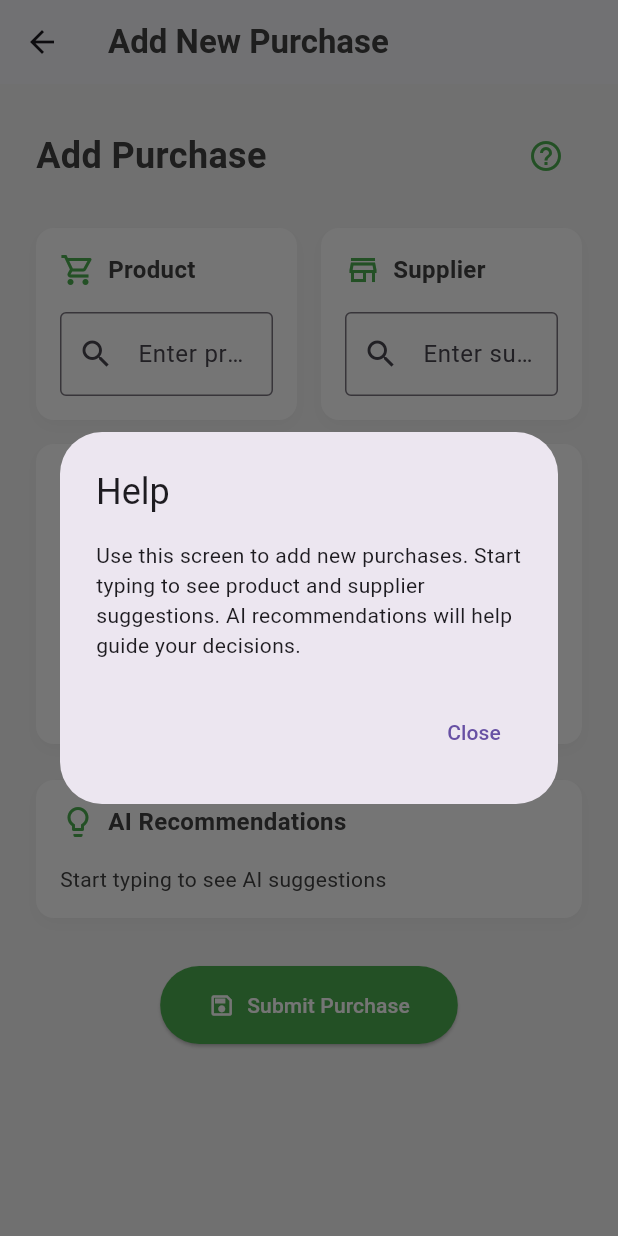
After one commit to fhrabbi555/adonixpossystem, a Flutter app: the WebAddPurchaseScreen screen opened directly, after a tap on the "help outline" icon, on a phone screen of 412 x 824 dp. The commit adds this screen. Run offline on Flutter 3.47's test engine with Material 3 defaults, Android fonts, the phone set to English and light mode, and no system bars; our stand-ins replace fl_chart, get, google_fonts; generated files the repository leaves out were written again.

Commit message:
Complete Add Purchess

```diff
--- /dev/null
+++ b/lib/views/add_purchase/web_add_purchase_screen.dart
@@ -0,0 +1,326 @@
+import 'package:flutter/material.dart';
+
+import '../../utility /app_color.dart';
+
+class WebAddPurchaseScreen extends StatefulWidget {
+  const WebAddPurchaseScreen({Key? key}) : super(key: key);
+
+  @override
+  _WebAddPurchaseScreenState createState() => _WebAddPurchaseScreenState();
+}
+
+class _WebAddPurchaseScreenState extends State<WebAddPurchaseScreen> {
+  String selectedProduct = '';
+  String selectedSupplier = '';
+  int purchaseQuantity = 0;
+  DateTime purchaseDate = DateTime.now();
+  String aiRecommendation = 'Start typing to see AI suggestions';
+
+  final List<String> products = [
+    'Wireless Earbuds',
+    'Bluetooth Speaker',
+    'Gaming Keyboard',
+    'Smartphone',
+    'Laptop',
+  ];
+
+  final List<String> suppliers = [
+    'TechWorld Supplies',
+    'GadgetHub Distributors',
+    'SmartElectro Partners',
+    'Global Tech Solutions',
+  ];
+
+  @override
+  Widget build(BuildContext context) {
+    final isMobile = MediaQuery.of(context).size.width < 600;
+
+    return Scaffold(
+      backgroundColor: Colors.grey[100],
+      appBar: AppBar(
+        backgroundColor: Colors.white,
+        title: Text(
+          'Add New Purchase',
+          style:
+              TextStyle(color: Colors.grey[800], fontWeight: FontWeight.bold),
+        ),
+        elevation: 1,
+      ),
+      body: SingleChildScrollView(
+        padding: const EdgeInsets.all(24.0),
+        child: Column(
+          crossAxisAlignment: CrossAxisAlignment.start,
+          children: [
+            _buildHeader(isMobile),
+            const SizedBox(height: 24),
+            Row(
+              crossAxisAlignment: CrossAxisAlignment.start,
+              children: [
+                Expanded(flex: 2, child: _buildProductSelection()),
+                const SizedBox(width: 16),
+                Expanded(flex: 2, child: _buildSupplierSelection()),
+              ],
+            ),
+            const SizedBox(height: 16),
+            _buildPurchaseDetails(),
+            const SizedBox(height: 24),
+            _buildAIRecommendations(),
+            const SizedBox(height: 32),
+            _buildSubmitButton(),
+          ],
+        ),
+      ),
+    );
+  }
+
+  Widget _buildHeader(bool isMobile) {
+    return Row(
+      mainAxisAlignment: MainAxisAlignment.spaceBetween,
+      children: [
+        Text(
+          'Add Purchase',
+          style: TextStyle(
+            fontSize: isMobile ? 24 : 32,
+            fontWeight: FontWeight.bold,
+            color: Colors.grey[800],
+          ),
+        ),
+        IconButton(
+          icon: Icon(Icons.help_outline, color: AppColors.primaryGreen),
+          onPressed: _showHelpDialog,
+        ),
+      ],
+    );
+  }
+
+  Widget _buildProductSelection() {
+    return _buildCard(
+      icon: Icons.shopping_cart_outlined,
+      title: 'Product',
+      child: _buildSuggestionField(
+        hintText: 'Enter product name',
+        suggestions: products,
+        onChanged: (value) {
+          setState(() {
+            selectedProduct = value;
+            aiRecommendation =
+                'AI Suggestion: Consider purchasing 50 units of $value.';
+          });
+        },
+      ),
+    );
+  }
+
+  Widget _buildSupplierSelection() {
+    return _buildCard(
+      icon: Icons.store_outlined,
+      title: 'Supplier',
+      child: _buildSuggestionField(
+        hintText: 'Enter supplier name',
+        suggestions: suppliers,
+        onChanged: (value) {
+          setState(() {
+            selectedSupplier = value;
+          });
+        },
+      ),
+    );
+  }
+
+  Widget _buildSuggestionField({
+    required String hintText,
+    required List<String> suggestions,
+    required ValueChanged<String> onChanged,
+  }) {
+    return Autocomplete<String>(
+      optionsBuilder: (TextEditingValue textEditingValue) {
+        if (textEditingValue.text.isEmpty) {
+          return const Iterable<String>.empty();
+        }
+        return suggestions.where((suggestion) => suggestion
+            .toLowerCase()
+            .contains(textEditingValue.text.toLowerCase()));
+      },
+      fieldViewBuilder: (context, controller, focusNode, onEditingComplete) {
+        return TextField(
+          controller: controller,
+          focusNode: focusNode,
+          decoration: InputDecoration(
+            hintText: hintText,
+            border: const OutlineInputBorder(),
+            prefixIcon: const Icon(Icons.search),
+          ),
+          onChanged: onChanged,
+        );
+      },
+      onSelected: onChanged,
+    );
+  }
+
+  Widget _buildPurchaseDetails() {
+    return _buildCard(
+      icon: Icons.date_range_outlined,
+      title: 'Purchase Details',
+      child: Column(
+        crossAxisAlignment: CrossAxisAlignment.start,
+        children: [
+          TextField(
+            decoration: InputDecoration(
+              labelText: 'Quantity',
+              hintText: 'Enter purchase quantity',
+              border: const OutlineInputBorder(),
+              prefixIcon: const Icon(Icons.numbers),
+            ),
+            keyboardType: TextInputType.number,
+            onChanged: (value) {
+              setState(() {
+                purchaseQuantity = int.tryParse(value) ?? 0;
+              });
+            },
+          ),
+          const SizedBox(height: 16),
+          TextField(
+            readOnly: true,
+            controller: TextEditingController(
+                text: '${purchaseDate.toLocal()}'.split(' ')[0]),
+            decoration: InputDecoration(
+              labelText: 'Purchase Date',
+              border: const OutlineInputBorder(),
+              prefixIcon: const Icon(Icons.calendar_today_outlined),
+            ),
+            onTap: () => _selectDate(context),
+          ),
+        ],
+      ),
+    );
+  }
+
+  Widget _buildAIRecommendations() {
+    return _buildCard(
+      icon: Icons.lightbulb_outline,
+      title: 'AI Recommendations',
+      child: Text(
+        aiRecommendation,
+        style: TextStyle(color: Colors.grey[800], fontSize: 14),
+      ),
+    );
+  }
+
+  Widget _buildSubmitButton() {
+    return Center(
+      child: ElevatedButton.icon(
+        onPressed: _handleSubmit,
+        icon: const Icon(Icons.save_outlined, color: Colors.white),
+        label: Text(
+          'Submit Purchase',
+          style: TextStyle(color: Colors.white),
+        ),
+        style: ElevatedButton.styleFrom(
+          backgroundColor: AppColors.primaryGreen,
+          padding: const EdgeInsets.symmetric(horizontal: 32, vertical: 16),
+        ),
+      ),
+    );
+  }
+
+  Widget _buildCard({
+    required IconData icon,
+    required String title,
+    required Widget child,
+  }) {
+    return Container(
+      padding: const EdgeInsets.all(16),
+      decoration: BoxDecoration(
+        color: Colors.white,
+        borderRadius: BorderRadius.circular(12),
+        boxShadow: [
+          BoxShadow(
+            color: Colors.grey.withOpacity(0.1),
+            blurRadius: 8,
+            offset: const Offset(0, 4),
+          ),
+        ],
+      ),
+      child: Column(
+        crossAxisAlignment: CrossAxisAlignment.start,
+        children: [
+          Row(
+            children: [
+              Icon(icon, color: AppColors.primaryGreen, size: 24),
+              const SizedBox(width: 8),
+              Text(
+                title,
+                style: TextStyle(
+                  fontSize: 16,
+                  fontWeight: FontWeight.bold,
+                  color: Colors.grey[800],
+                ),
+              ),
+            ],
+          ),
+          const SizedBox(height: 16),
+          child,
+        ],
+      ),
+    );
+  }
+
+  Future<void> _selectDate(BuildContext context) async {
+    final DateTime? pickedDate = await showDatePicker(
+      context: context,
+      initialDate: purchaseDate,
+      firstDate: DateTime(2000),
+      lastDate: DateTime.now(),
+    );
+    if (pickedDate != null && pickedDate != purchaseDate) {
+      setState(() {
+        purchaseDate = pickedDate;
+      });
+    }
+  }
+
+  void _showHelpDialog() {
+    showDialog(
+      context: context,
+      builder: (context) {
+        return AlertDialog(
+          title: const Text('Help'),
+          content: const Text(
+              'Use this screen to add new purchases. Start typing to see product and supplier suggestions. AI recommendations will help guide your decisions.'),
+          actions: [
+            TextButton(
+              onPressed: () => Navigator.pop(context),
+              child: const Text('Close'),
+            ),
+          ],
+        );
+      },
+    );
+  }
+
+  void _handleSubmit() {
+    if (selectedProduct.isEmpty ||
+        selectedSupplier.isEmpty ||
+        purchaseQuantity <= 0) {
+      ScaffoldMessenger.of(context).showSnackBar(
+        const SnackBar(
+          content: Text('Please fill out all fields before submitting!'),
+        ),
+      );
+      return;
+    }
+    ScaffoldMessenger.of(context).showSnackBar(
+      SnackBar(
+        content: Text(
+            'Purchase for $selectedProduct from $selectedSupplier added successfully!'),
+      ),
+    );
+    setState(() {
+      selectedProduct = '';
+      selectedSupplier = '';
+      purchaseQuantity = 0;
+      purchaseDate = DateTime.now();
+      aiRecommendation = 'Start typing to see AI suggestions';
+    });
+  }
+}
--- a/lib/views/home/web_home_screen.dart
+++ b/lib/views/home/web_home_screen.dart
@@ -1,5 +1,6 @@
 import 'package:flutter/material.dart';
 import '../InventoryOverview/web_inventory_overview_screen.dart';
+import '../add_purchase/web_add_purchase_screen.dart';
 import '../cancel_order/web_cancel_order_list_screen.dart';
 import '../complete_order/web_complete_order_list_screen.dart';
 import '../layouts/sidebar_menu.dart';
@@ -33,9 +34,9 @@ class _WebHomeScreenState extends State<WebHomeScreen> {
     WebCompleteOrderListScreen(),
     WebCancelOrderListScreen(),
 
-    //
+    //Purchase Menu
     WebPurchaseItemScreen(),
-    WebPurchaseItemScreen(),
+    WebAddPurchaseScreen(),
     WebPurchaseItemScreen(),
     WebPurchaseItemScreen(),
   ];
--- a/lib/views/purchase_item/web_purchase_item_screen.dart
+++ b/lib/views/purchase_item/web_purchase_item_screen.dart
@@ -1,4 +1,6 @@
 import 'package:flutter/material.dart';
+
+import '../../utility /app_color.dart';
 
 class WebPurchaseItemScreen extends StatefulWidget {
   const WebPurchaseItemScreen({Key? key}) : super(key: key);
@@ -468,7 +470,3 @@ class PurchaseItem {
     required this.currentStock,
   });
 }
-
-class AppColors {
-  static const Color primaryGreen = Color(0xFF4CAF50);
-}
```
